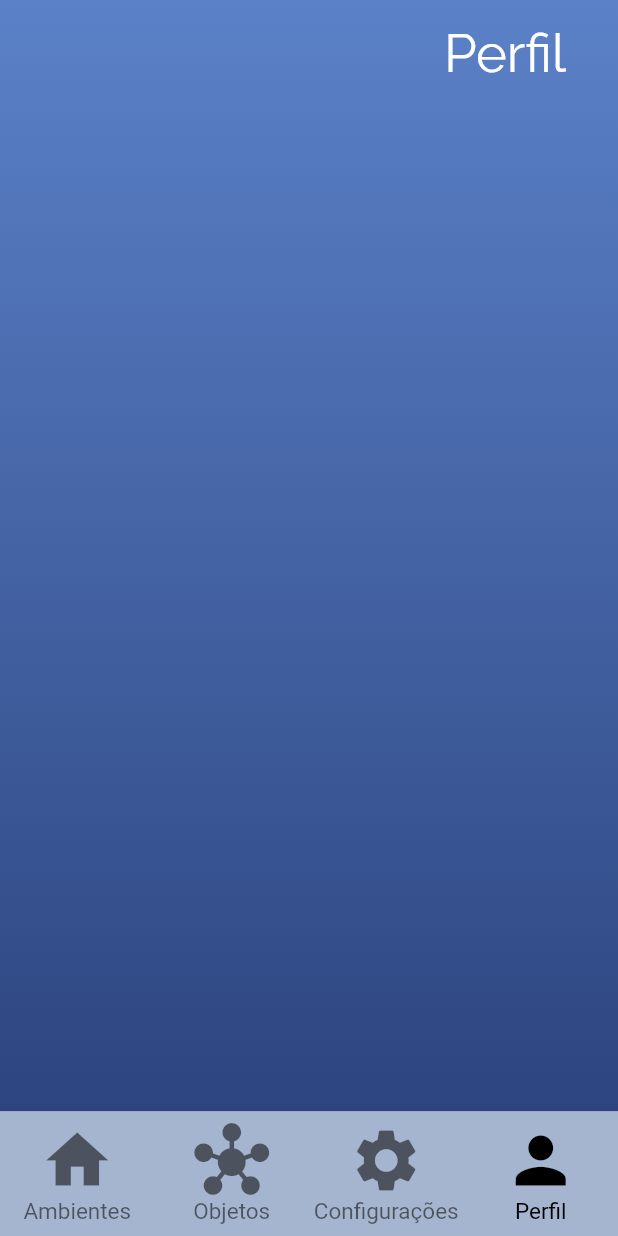
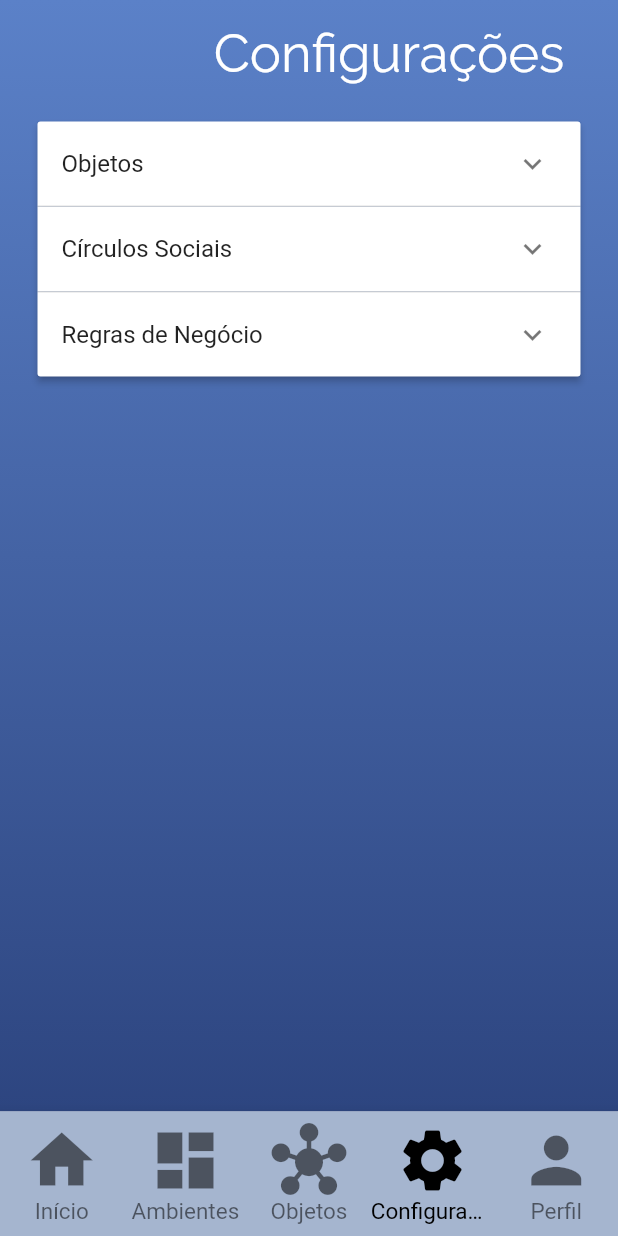
Before and after one commit to LUPSSIoT/VISO_APP, a Flutter app: the screen it shows after launch, item 4 of the bottom bar chosen, on a phone screen of 412 x 824 dp. Run offline on Flutter 3.47's test engine with Material 2 defaults, Android fonts, the phone set to English and light mode, and no system bars.

Commit message:
Update main.dart

```diff
--- a/lib/main.dart
+++ b/lib/main.dart
@@ -23,57 +23,64 @@ class HomeScreen extends StatefulWidget {
   const HomeScreen({super.key});
 
   @override
-  _HomeScreenState createState() => _HomeScreenState();
+  HomeScreenState createState() => HomeScreenState();
 }
 
-class _HomeScreenState extends State<HomeScreen> {
-  int _indiceAtual = 0;
+class HomeScreenState extends State<HomeScreen> {
+  int indiceAtual = 0;
 
   final List<Widget> _telas = [
-    //tela ambientes
+    //tela inicio
     Center(
-      child: Column(children: [
-        const SizedBox(height: 25),
-        Stack(
+      child: Column(
+        children: [
+          Container(
+            margin: const EdgeInsets.fromLTRB(0, 20, 0, 0),
+            child: Stack(
               alignment: Alignment.topCenter,
               children: [
-            Image.asset(
-              'assets/images/iotpb.png',
-              fit: BoxFit.scaleDown,
-              height: 250,
-              colorBlendMode: BlendMode.modulate,
-              color: const Color.fromARGB(255, 187, 204, 255).withOpacity(0.9),
-              opacity: const AlwaysStoppedAnimation(.8),
-            ),
-            const Text('smart places',
-                style: TextStyle(color: Colors.white, fontSize: 55)),
+                Image.asset('assets/images/iotpb.png', fit: BoxFit.scaleDown, height: 250, colorBlendMode: BlendMode.modulate, color: const Color.fromARGB(255, 187, 204, 255).withOpacity(0.9), opacity: const AlwaysStoppedAnimation(.8),),
+                const Text('smart places', style: TextStyle(color: Colors.white, fontSize: 55)),
               ],
             ),
+          ),
+
           Padding(
             padding: const EdgeInsets.all(25.0),
             child: SizedBox(
               height: 75,
               width: 240,
               child: FloatingActionButton.extended(
-              onPressed: () {
+                onPressed: (){
                   //tela rastrearobj
                 },
-              label:
-                  const Text('Rastrear Objeto', style: TextStyle(fontSize: 25)),
+                label: const Text('Rastrear Objeto', style: TextStyle(fontSize: 25)),
                 backgroundColor: const Color.fromARGB(255, 236, 85, 135),
                 elevation: 10.0,
               ),
             ),
           ),
+
           const Padding(
-          padding: EdgeInsets.all(5.0),
-          child: Text(
-              'Por favor, certifique-se que o\ndispositivo esteja conectado\na rede de dados local.',
-              style: TextStyle(
-                  color: Color.fromARGB(139, 165, 181, 207), fontSize: 20),
-              textAlign: TextAlign.center),
+            padding: EdgeInsets.all(15.0),
+            child: Text('Por favor, certifique-se que o\nnovo objeto esteja conectado a\nmesma rede deste dispositivo.', style: TextStyle(color: Color.fromARGB(139, 165, 181, 207), fontSize: 20), textAlign: TextAlign.center),
           ),
-      ]),
+        ]
+      ),
+    ),
+
+    //tela ambientes
+    Center(
+      child: Column(
+        children: const [
+          SizedBox(height: 15),
+
+          Align(
+            alignment: Alignment.topRight,
+            child: Text('Ambientes    ', style: TextStyle(fontFamily: 'Raleway', color: Colors.white, fontSize: 35)),
+          ),
+        ],
+      ),
     ),
 
     //tela objetos
@@ -81,11 +88,10 @@ class _HomeScreenState extends State<HomeScreen> {
       child: Column(
         children: const [
           SizedBox(height: 15),
+
           Align(
             alignment: Alignment.topRight,
-            child: Text('Objetos    ',
-                style: TextStyle(
-                    fontFamily: 'Raleway', color: Colors.white, fontSize: 35)),
+            child: Text('Objetos    ', style: TextStyle(fontFamily: 'Raleway', color: Colors.white, fontSize: 35)),
           ),
         ],
       ),
@@ -93,14 +99,15 @@ class _HomeScreenState extends State<HomeScreen> {
 
     //tela configurações
     Center(
-      child: Column(children: [
+      child: Column(
+        children: [
           const SizedBox(height: 15),
+
           const Align(
             alignment: Alignment.topRight,
-          child: Text('Configurações    ',
-              style: TextStyle(
-                  fontFamily: 'Raleway', color: Colors.white, fontSize: 35)),
+            child: Text('Configurações    ', style: TextStyle(fontFamily: 'Raleway', color: Colors.white, fontSize: 35)),
           ),
+
           Padding(
             padding: const EdgeInsets.all(25.0),
             child: SizedBox(
@@ -114,7 +121,9 @@ class _HomeScreenState extends State<HomeScreen> {
                         title: Text('Objetos'),
                       );
                     },
-                  body: ExpansionPanelList(
+                    body:
+
+                    ExpansionPanelList(
                       expansionCallback: (int index, bool isExpanded) {},
                       children: [
                         ExpansionPanel(
@@ -167,6 +176,7 @@ class _HomeScreenState extends State<HomeScreen> {
                         ),
                       ],
                     ),
+
                     isExpanded: false,
                   ),
                   ExpansionPanel(
@@ -197,7 +207,8 @@ class _HomeScreenState extends State<HomeScreen> {
               ),
             ),
           ),
-      ]),
+        ]
+      ),
     ),
 
     //tela perfil
@@ -205,11 +216,10 @@ class _HomeScreenState extends State<HomeScreen> {
       child: Column(
         children: const [
           SizedBox(height: 15),
+
           Align(
             alignment: Alignment.topRight,
-            child: Text('Perfil    ',
-                style: TextStyle(
-                    fontFamily: 'Raleway', color: Colors.white, fontSize: 35)),
+            child: Text('Perfil    ', style: TextStyle(fontFamily: 'Raleway', color: Colors.white, fontSize: 35)),
           ),
         ],
       ),
@@ -219,6 +229,8 @@ class _HomeScreenState extends State<HomeScreen> {
   @override
   Widget build(BuildContext context) {
     return Scaffold(
+      appBar: (indiceAtual == 0) ? null : null,
+
       body: Container(
         decoration: const BoxDecoration(
           gradient: LinearGradient(
@@ -227,41 +239,56 @@ class _HomeScreenState extends State<HomeScreen> {
             colors: [
               Color.fromARGB(255, 91, 129, 200),
               Color.fromARGB(255, 45, 69, 128)
-              ])),
-          child: _telas[_indiceAtual]),
-      bottomNavigationBar: BottomNavigationBar(
-          type: BottomNavigationBarType.fixed,
+            ]
+          )
+        ),
+        child: _telas[indiceAtual]
+      ),
+
+      bottomNavigationBar: (indiceAtual < 5) ? BottomNavigationBar(
+        type:BottomNavigationBarType.fixed,
         iconSize: 50,
         selectedFontSize: 15,
         unselectedFontSize: 15,
-          currentIndex: _indiceAtual,
+        currentIndex: indiceAtual,
         onTap: onTabTapped,
         fixedColor: Colors.black,
         backgroundColor: const Color.fromARGB(255, 165, 181, 207),
         items: const [
           BottomNavigationBarItem(
             icon: Icon(Icons.home),
+            label: 'Início',
+          ),
+
+          BottomNavigationBarItem(
+            //icon: Icon(Icons.maps_home_work_sharp),
+            //icon: Icon(Icons.villa),
+            icon: Icon(Icons.dashboard_sharp),
             label: 'Ambientes',
           ),
+
           BottomNavigationBarItem(
             icon: Icon(Icons.hub),
             label: 'Objetos',
           ),
+
           BottomNavigationBarItem(
             icon: Icon(Icons.settings),
             label: 'Configurações',
           ),
+
           BottomNavigationBarItem(
             icon: Icon(Icons.person),
             label: 'Perfil',
           ),
-          ]),
+        ]
+      ) : null,
     );
   }
 
   void onTabTapped(int index) {
     setState(() {
-      _indiceAtual = index;
+      indiceAtual = index;
     });
   }
 }
```
Lines whose indentation alone changed are shown as unchanged.
